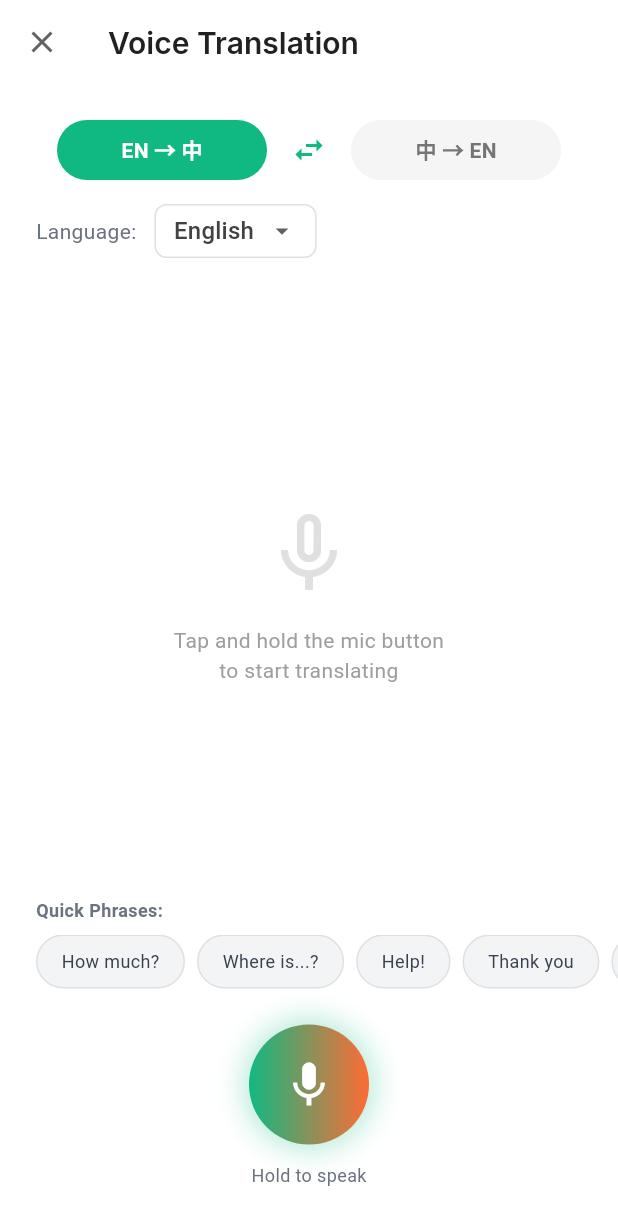
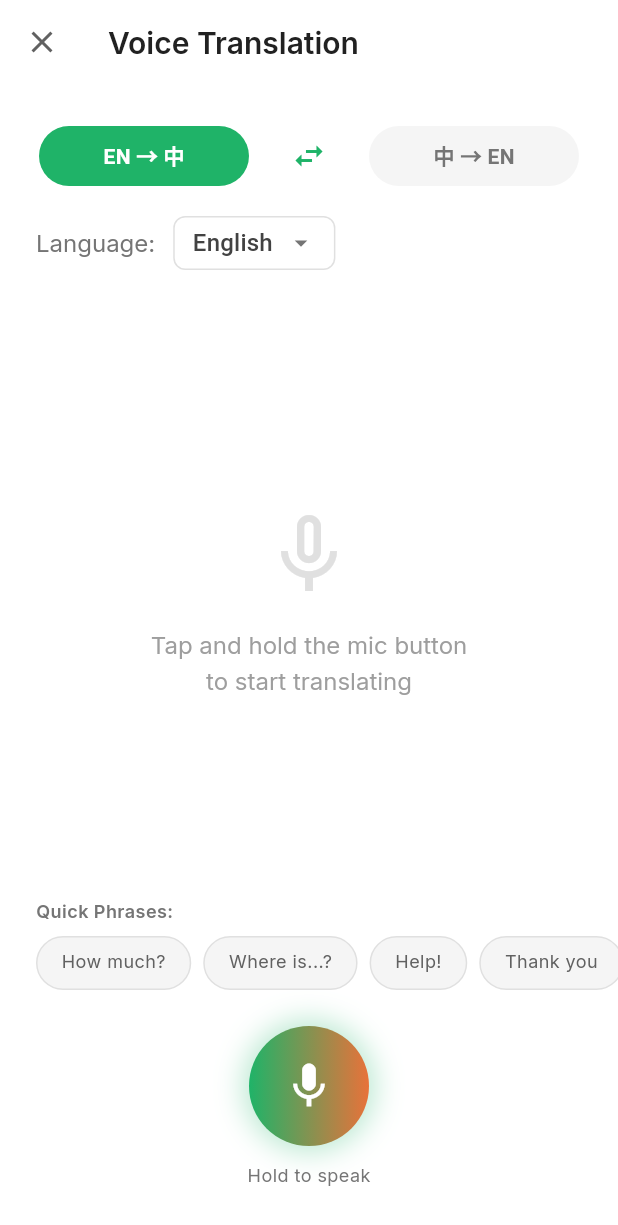
Before and after one commit to calvinxia/WanderChina, a Flutter app: the VoiceTranslationScreen screen opened directly, on a phone screen of 412 x 824 dp. Shown: the top 1225 px of the screen. Run offline on Flutter 3.47's test engine with Material 3 defaults, Android fonts, the phone set to English and light mode, and no system bars; our stand-ins replace audioplayers, dio, flutter_animate, flutter_riverpod, google_fonts, shared_preferences; missing offline and left inert: amap_flutter_location, amap_map, record, x_amap_base; accounts and stored records are empty.

Commit message:
ui: Step UI-6 — voice translation full-screen page UI refinements
Updated existing voice_translation_screen.dart with AppColors and AppTextStyles throughout. Enhanced direction toggle with functional swap button. Improved conversation history bubbles (Gray 50 for 'You said', Jade 50 for 'Translation'). Added placeholder interactions for replay TTS and quick phrases. Updated mic button gradient to Jade 500 → #E8723A as specified.

🤖 Generated with [Claude Code](https://claude.com/claude-code)

Co-Authored-By: Claude <noreply@anthropic.com>

```diff
--- a/MVP/Front_end/mobile_app/lib/screens/voice/voice_translation_screen.dart
+++ b/MVP/Front_end/mobile_app/lib/screens/voice/voice_translation_screen.dart
@@ -1,14 +1,16 @@
 import 'package:flutter/material.dart';
+import '../../core/theme/app_colors.dart';
+import '../../core/theme/app_text_styles.dart';
 import '../../models/poi_translation.dart';
 import '../../services/voice/voice_translation_service.dart';
 
 /// Screen 11: 语音翻译全屏页面
 ///
-/// 规范来自 SCREEN_SPECIFICATIONS_v2.md
+/// 规范来自 FLUTTER_UI_REDESIGN_INSTRUCTIONS.md Step UI-6
 /// - 沉浸式双向语音翻译
-/// - Direction toggle: EN → 中 ⇄ 中 → EN
+/// - Direction toggle: EN → 中 ⇄ 中 → EN (可切换)
 /// - 对话历史记录
-/// - 快捷短语
+/// - 快捷短语（点击自动翻译+播放）
 /// - 80×80px 大麦克风按钮
 class VoiceTranslationScreen extends StatefulWidget {
   const VoiceTranslationScreen({super.key});
@@ -105,9 +107,12 @@ class _VoiceTranslationScreenState extends State<VoiceTranslationScreen>
     return Scaffold(
       backgroundColor: Colors.white,
       appBar: AppBar(
-        title: const Text('Voice Translation'),
+        title: Text(
+          'Voice Translation',
+          style: AppTextStyles.h4(color: AppColors.gray900),
+        ),
         backgroundColor: Colors.white,
-        foregroundColor: const Color(0xFF1A1A1A),
+        foregroundColor: AppColors.gray900,
         elevation: 0,
         leading: IconButton(
           icon: const Icon(Icons.close),
@@ -165,7 +170,19 @@ class _VoiceTranslationScreenState extends State<VoiceTranslationScreen>
             },
           ),
           const SizedBox(width: 16),
-          const Icon(Icons.swap_horiz, color: Color(0xFF10B981)),
+          // Swap button to toggle direction
+          IconButton(
+            icon: const Icon(Icons.swap_horiz),
+            color: AppColors.jade500,
+            onPressed: () {
+              setState(() {
+                _direction = _direction == TranslationDirection.foreignToChinese
+                    ? TranslationDirection.chineseToForeign
+                    : TranslationDirection.foreignToChinese;
+              });
+            },
+            tooltip: 'Swap direction',
+          ),
           const SizedBox(width: 16),
           _buildDirectionPill(
             label: '中 → ${_getLanguageCode(_selectedLanguage)}',
@@ -192,7 +209,7 @@ class _VoiceTranslationScreenState extends State<VoiceTranslationScreen>
         width: 140,
         height: 40,
         decoration: BoxDecoration(
-          color: isActive ? const Color(0xFF10B981) : Colors.grey[100],
+          color: isActive ? AppColors.jade500 : AppColors.gray100,
           borderRadius: BorderRadius.circular(20),
         ),
         alignment: Alignment.center,
@@ -201,7 +218,7 @@ class _VoiceTranslationScreenState extends State<VoiceTranslationScreen>
           style: TextStyle(
             fontSize: 14,
             fontWeight: FontWeight.w600,
-            color: isActive ? Colors.white : Colors.grey[600],
+            color: isActive ? Colors.white : AppColors.gray600,
           ),
         ),
       ),
@@ -213,22 +230,22 @@ class _VoiceTranslationScreenState extends State<VoiceTranslationScreen>
       padding: const EdgeInsets.symmetric(horizontal: 24),
       child: Row(
         children: [
-          const Text(
+          Text(
             'Language:',
-            style: TextStyle(fontSize: 14, color: Color(0xFF6B7280)),
+            style: AppTextStyles.body(color: AppColors.gray600),
           ),
           const SizedBox(width: 12),
           Container(
             height: 36,
             padding: const EdgeInsets.symmetric(horizontal: 12),
             decoration: BoxDecoration(
-              border: Border.all(color: Colors.grey[300]!),
+              border: Border.all(color: AppColors.gray300),
               borderRadius: BorderRadius.circular(8),
             ),
             child: DropdownButtonHideUnderline(
               child: DropdownButton<AppLanguage>(
                 value: _selectedLanguage,
-                icon: const Icon(Icons.arrow_drop_down, size: 20),
+                icon: Icon(Icons.arrow_drop_down, size: 20, color: AppColors.gray600),
                 items: const [
                   DropdownMenuItem(
                     value: AppLanguage.english,
@@ -264,15 +281,12 @@ class _VoiceTranslationScreenState extends State<VoiceTranslationScreen>
         child: Column(
           mainAxisAlignment: MainAxisAlignment.center,
           children: [
-            Icon(Icons.mic_none, size: 64, color: Colors.grey[300]),
+            Icon(Icons.mic_none, size: 64, color: AppColors.gray300),
             const SizedBox(height: 16),
             Text(
               'Tap and hold the mic button\nto start translating',
               textAlign: TextAlign.center,
-              style: TextStyle(
-                fontSize: 14,
-                color: Colors.grey[500],
-              ),
+              style: AppTextStyles.body(color: AppColors.gray500),
             ),
           ],
         ),
@@ -296,31 +310,25 @@ class _VoiceTranslationScreenState extends State<VoiceTranslationScreen>
                   constraints: const BoxConstraints(maxWidth: 280),
                   padding: const EdgeInsets.all(12),
                   decoration: BoxDecoration(
-                    color: Colors.grey[50],
+                    color: AppColors.gray50,
                     borderRadius: BorderRadius.circular(12),
                   ),
                   child: Column(
                     crossAxisAlignment: CrossAxisAlignment.start,
                     children: [
-                      const Text(
+                      Text(
                         'You said:',
-                        style: TextStyle(
-                          fontSize: 10,
-                          color: Color(0xFF6B7280),
-                        ),
+                        style: AppTextStyles.caption(color: AppColors.gray600),
                       ),
                       const SizedBox(height: 4),
                       Text(
                         result.originalText,
-                        style: const TextStyle(fontSize: 14),
+                        style: AppTextStyles.body(color: AppColors.gray900),
                       ),
                       const SizedBox(height: 4),
                       Text(
                         '${result.processingTime.inMilliseconds}ms · ${_getLanguageCode(result.foreignLanguage)}',
-                        style: const TextStyle(
-                          fontSize: 10,
-                          color: Color(0xFF9CA3AF),
-                        ),
+                        style: AppTextStyles.caption(color: AppColors.gray400),
                       ),
                     ],
                   ),
@@ -334,40 +342,42 @@ class _VoiceTranslationScreenState extends State<VoiceTranslationScreen>
                   constraints: const BoxConstraints(maxWidth: 280),
                   padding: const EdgeInsets.all(12),
                   decoration: BoxDecoration(
-                    color: const Color(0xFFD1FAE5), // Jade 100
+                    color: AppColors.jade50,
                     borderRadius: BorderRadius.circular(12),
                   ),
                   child: Column(
                     crossAxisAlignment: CrossAxisAlignment.start,
                     children: [
-                      const Text(
+                      Text(
                         'Translation:',
-                        style: TextStyle(
-                          fontSize: 10,
-                          color: Color(0xFF059669),
-                        ),
+                        style: AppTextStyles.caption(color: AppColors.jade700),
                       ),
                       const SizedBox(height: 4),
                       Text(
                         result.translatedText,
-                        style: const TextStyle(fontSize: 14),
+                        style: AppTextStyles.body(color: AppColors.gray900),
                       ),
                       const SizedBox(height: 8),
                       GestureDetector(
-                        onTap: () {
-                          // TODO: Replay TTS
+                        onTap: () async {
+                          // TODO: Replay TTS for translated text
+                          // await _service.replayTTS(result);
+                          ScaffoldMessenger.of(context).showSnackBar(
+                            SnackBar(
+                              content: const Text('Replay feature coming soon'),
+                              duration: const Duration(seconds: 1),
+                              backgroundColor: AppColors.jade500,
+                            ),
+                          );
                         },
-                        child: const Row(
+                        child: Row(
                           mainAxisSize: MainAxisSize.min,
                           children: [
-                            Icon(Icons.volume_up, size: 16, color: Color(0xFF059669)),
-                            SizedBox(width: 4),
+                            Icon(Icons.volume_up, size: 16, color: AppColors.jade700),
+                            const SizedBox(width: 4),
                             Text(
                               'Tap to replay',
-                              style: TextStyle(
-                                fontSize: 10,
-                                color: Color(0xFF059669),
-                              ),
+                              style: AppTextStyles.caption(color: AppColors.jade700),
                             ),
                           ],
                         ),
@@ -389,14 +399,12 @@ class _VoiceTranslationScreenState extends State<VoiceTranslationScreen>
     return Column(
       crossAxisAlignment: CrossAxisAlignment.start,
       children: [
-        const Padding(
-          padding: EdgeInsets.symmetric(horizontal: 24),
+        Padding(
+          padding: const EdgeInsets.symmetric(horizontal: 24),
           child: Text(
             'Quick Phrases:',
-            style: TextStyle(
-              fontSize: 12,
+            style: AppTextStyles.caption(color: AppColors.gray600).copyWith(
               fontWeight: FontWeight.w600,
-              color: Color(0xFF6B7280),
             ),
           ),
         ),
@@ -411,22 +419,27 @@ class _VoiceTranslationScreenState extends State<VoiceTranslationScreen>
               return Padding(
                 padding: const EdgeInsets.only(right: 8),
                 child: GestureDetector(
-                  onTap: () {
+                  onTap: () async {
                     // TODO: Auto-translate and play phrase
+                    // await _service.translateQuickPhrase(...)
+                    ScaffoldMessenger.of(context).showSnackBar(
+                      SnackBar(
+                        content: Text('Quick phrase: ${phrases[index]}'),
+                        duration: const Duration(seconds: 1),
+                        backgroundColor: AppColors.jade500,
+                      ),
+                    );
                   },
                   child: Container(
                     padding: const EdgeInsets.symmetric(horizontal: 16, vertical: 8),
                     decoration: BoxDecoration(
-                      color: const Color(0xFFF3F4F6),
+                      color: AppColors.gray100,
                       borderRadius: BorderRadius.circular(18),
-                      border: Border.all(color: Colors.grey[300]!),
+                      border: Border.all(color: AppColors.gray300),
                     ),
                     child: Text(
                       phrases[index],
-                      style: const TextStyle(
-                        fontSize: 12,
-                        color: Color(0xFF374151),
-                      ),
+                      style: AppTextStyles.caption(color: AppColors.gray700),
                     ),
                   ),
                 ),
@@ -453,26 +466,26 @@ class _VoiceTranslationScreenState extends State<VoiceTranslationScreen>
             decoration: BoxDecoration(
               gradient: state == VoiceServiceState.idle
                   ? const LinearGradient(
-                      colors: [Color(0xFF10B981), Color(0xFFFF6B35)],
+                      colors: [AppColors.jade500, Color(0xFFE8723A)], // Jade 500 → #E8723A
                     )
                   : null,
               color: state == VoiceServiceState.idle
                   ? null
                   : state == VoiceServiceState.recording
-                      ? Colors.red
+                      ? AppColors.error500
                       : state == VoiceServiceState.processing
-                          ? const Color(0xFFFF6B35)
+                          ? const Color(0xFFE8723A)
                           : state == VoiceServiceState.playing
                               ? const Color(0xFF4CAF50)
-                              : Colors.grey,
+                              : AppColors.gray400,
               shape: BoxShape.circle,
               boxShadow: [
                 BoxShadow(
                   color: (state == VoiceServiceState.idle
-                          ? const Color(0xFF10B981)
+                          ? AppColors.jade500
                           : state == VoiceServiceState.recording
-                              ? Colors.red
-                              : const Color(0xFFFF6B35))
+                              ? AppColors.error500
+                              : const Color(0xFFE8723A))
                       .withOpacity(0.3),
                   blurRadius: 16,
                   spreadRadius: 4,
@@ -502,10 +515,7 @@ class _VoiceTranslationScreenState extends State<VoiceTranslationScreen>
         const SizedBox(height: 12),
         Text(
           _getStateLabel(state),
-          style: const TextStyle(
-            fontSize: 12,
-            color: Color(0xFF6B7280),
-          ),
+          style: AppTextStyles.caption(color: AppColors.gray600),
         ),
       ],
     );
```
